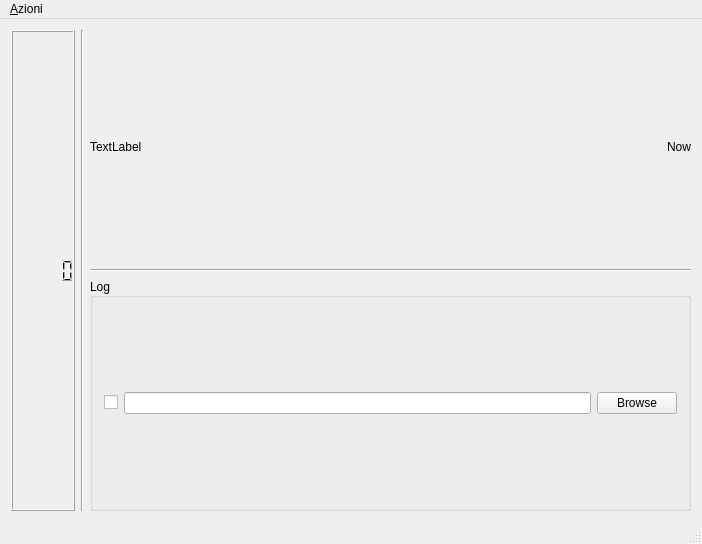
First picture: the form in Application/src/gui/MainWindow.ui, repository domi4484/poolcontroller, before the edit.
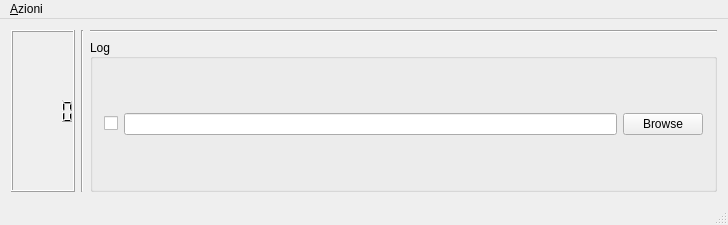
Second picture: the form after the edit.

Diff of the .ui file:
```diff
--- a/Application/src/gui/MainWindow.ui
+++ b/Application/src/gui/MainWindow.ui
@@ -6,8 +6,8 @@
    <rect>
     <x>0</x>
     <y>0</y>
-    <width>702</width>
-    <height>544</height>
+    <width>728</width>
+    <height>225</height>
    </rect>
   </property>
   <property name="windowTitle">
@@ -35,37 +35,6 @@
     </item>
     <item>
      <layout class="QVBoxLayout" name="verticalLayout_4">
-      <item>
-       <layout class="QHBoxLayout" name="horizontalLayout_5">
-        <item>
-         <widget class="QLabel" name="lbl_startTime">
-          <property name="text">
-           <string>TextLabel</string>
-          </property>
-         </widget>
-        </item>
-        <item>
-         <spacer name="horizontalSpacer">
-          <property name="orientation">
-           <enum>Qt::Horizontal</enum>
-          </property>
-          <property name="sizeHint" stdset="0">
-           <size>
-            <width>40</width>
-            <height>20</height>
-           </size>
-          </property>
-         </spacer>
-        </item>
-        <item>
-         <widget class="QLabel" name="lbl_endTime">
-          <property name="text">
-           <string>Now</string>
-          </property>
-         </widget>
-        </item>
-       </layout>
-      </item>
       <item>
        <widget class="Line" name="line_2">
         <property name="orientation">
@@ -117,7 +86,7 @@
     <rect>
      <x>0</x>
      <y>0</y>
-     <width>702</width>
+     <width>728</width>
      <height>25</height>
     </rect>
    </property>
```
